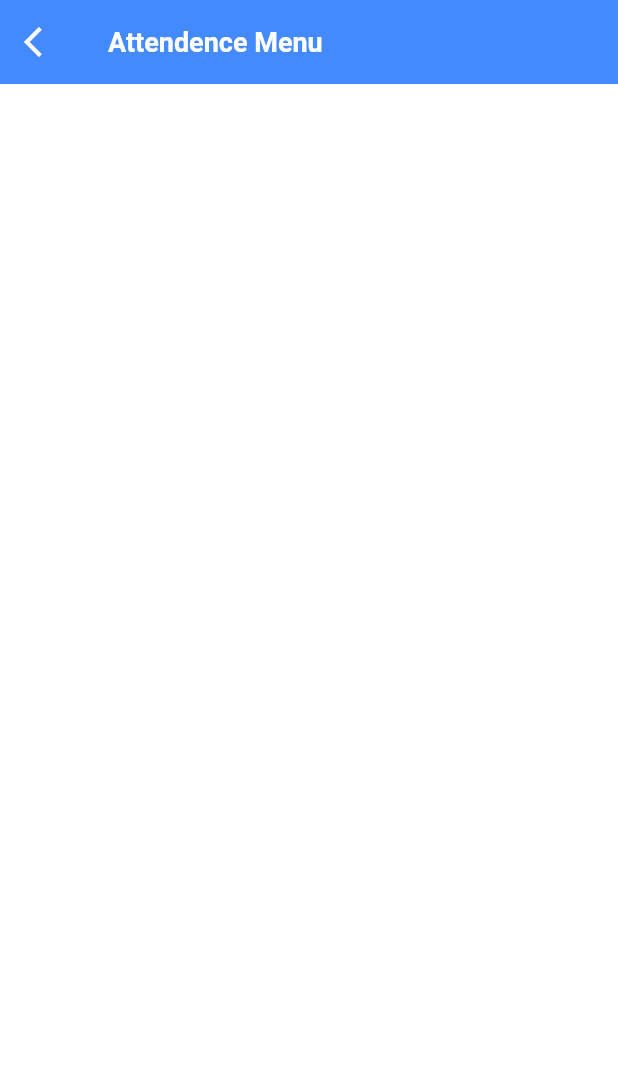
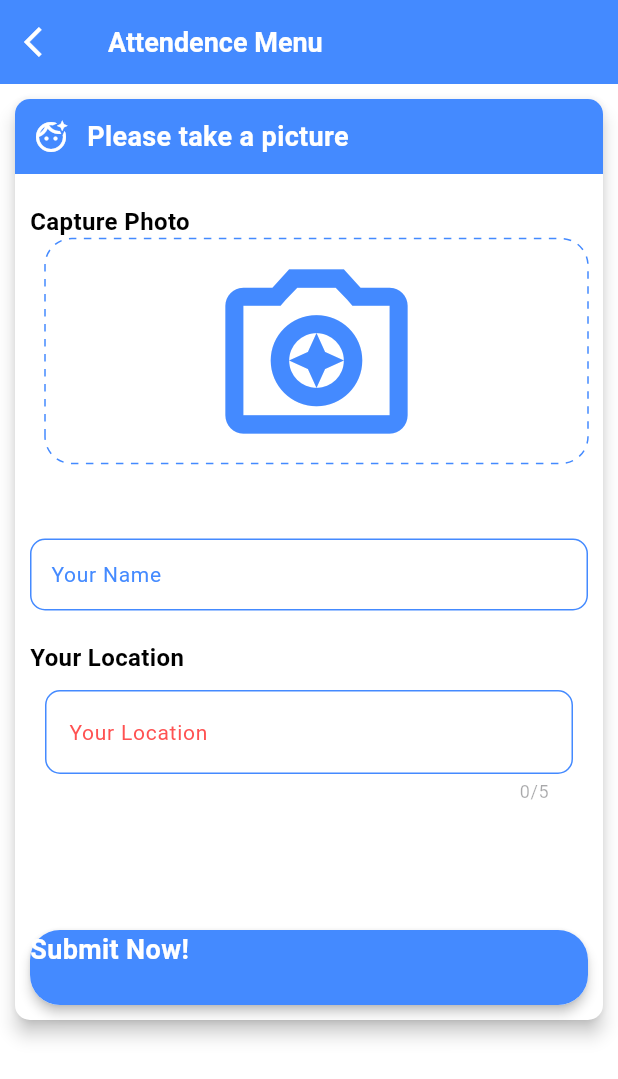
Before and after one commit to AurellGhania/attendence-app, a Flutter app: the AttendanceScreen screen opened directly, on a phone screen of 412 x 824 dp. Shown: the top 1079 px of the screen. Run offline on Flutter 3.47's test engine with Material 3 defaults, Android fonts, the phone set to English and light mode, and no system bars; drawn by our look-alikes of dotted_border; our stand-ins replace camera, cloud_firestore, firebase_core, geocoding, geolocator; missing offline and left inert: google_mlkit_face_detection; accounts and stored records are empty.

Commit message:
finishing attendence feature

```diff
--- a/lib/ui/attend/attendance.dart
+++ b/lib/ui/attend/attendance.dart
@@ -1,6 +1,11 @@
 import 'package:attendance_app/services/location_services.dart';
 import 'package:attendance_app/services/timestamp_service.dart';
 import 'package:attendance_app/ui/attend/components/app_bar.dart';
+import 'package:attendance_app/ui/attend/components/capture_photo.dart';
+import 'package:attendance_app/ui/attend/components/header.dart';
+import 'package:attendance_app/ui/attend/components/location.dart';
+import 'package:attendance_app/ui/attend/components/name_input.dart';
+import 'package:attendance_app/ui/attend/components/submit_button.dart';
 import 'package:camera/camera.dart';
 import 'package:flutter/material.dart';
 
@@ -17,9 +22,10 @@ class _AttendanceScreenState extends State<AttendanceScreen> {
   _AttendanceScreenState(this.image);
 
   XFile? image;
-  String addres = '', datePlaceholder = '', timePlaceholder = '', timeStampPlaceholder= '', statusPlaceholder = 'Attendt';
+  String addres = '', adressPlaceholder = '', timePlaceholder = '', timeStampPlaceholder= '', statusPlaceholder = 'Attendt';
   bool isLoading = false;
-  final contollerName = TextEditingController();
+  final controllerName = TextEditingController();
+
 
   @override
     void initState() {
@@ -27,7 +33,7 @@ class _AttendanceScreenState extends State<AttendanceScreen> {
       handleLocationPermisssion(context);
       setDataTime((date, time, timeStamp){
         setState(() {
-          datePlaceholder = date;
+          adressPlaceholder = date;
           timePlaceholder = time;
           timeStampPlaceholder = timeStamp;
 
@@ -65,7 +71,28 @@ class _AttendanceScreenState extends State<AttendanceScreen> {
 
     return Scaffold(
       backgroundColor: Colors.white,
-      appBar: buildAppBar(context)
+      appBar: buildAppBar(context),
+      body: SingleChildScrollView(
+        child: Card(
+          color: Colors.white,
+          margin: const EdgeInsets.fromLTRB(10, 10, 10, 30),
+          shape: RoundedRectangleBorder(
+            borderRadius: BorderRadius.circular(10),
+          ),
+          elevation: 5,
+          child: Column(
+            crossAxisAlignment: CrossAxisAlignment.start,
+            children: [
+              buildHeader(),
+              buildCapturePhotoSection(context, size, image),
+              buildNameInputField(controllerName),
+              buildLocationSection(isLoading, addres),
+              buildSubmitButton(context, size, image, controllerName, adressPlaceholder, statusPlaceholder, timePlaceholder)
+
+            ],
+          ),
+        ),
+      ),
     );
   }
 }
--- a/lib/ui/attend/components/header.dart
+++ b/lib/ui/attend/components/header.dart
@@ -1,7 +1,7 @@
 import 'package:flutter/material.dart';
 
 //dia manggil nya pake ini
-Container buildContainer() {
+Container buildHeader() {
   return Container(
     height: 50,
     decoration: BoxDecoration(
--- a/lib/ui/attend/components/submit_button.dart
+++ b/lib/ui/attend/components/submit_button.dart
@@ -29,7 +29,16 @@ Container buildSubmitButton(BuildContext context, Size size, XFile? image, TextE
               } else {
                 submitAttendenceReport(context, addres, controlleName.text.toString(), status, timeStamp);
               }
-            }
+            },
+            child: Text(
+              "Submit Now!",
+              style: TextStyle(
+                color: Colors.white,
+                fontSize: 18,
+                fontWeight: FontWeight.bold,
+
+              ),
+            ),
           ),
         ),
       ),
```
